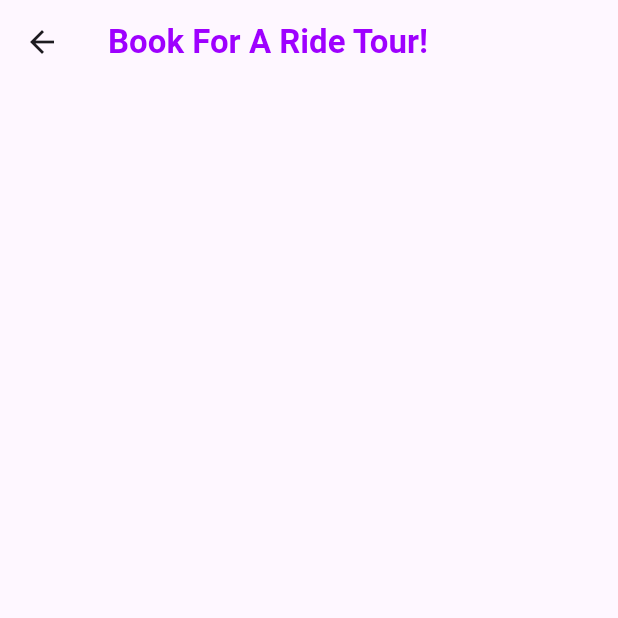
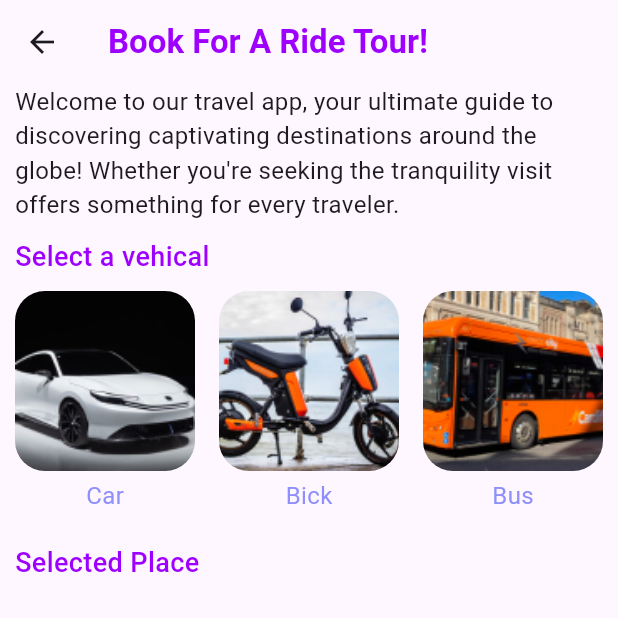
Before and after one commit to WmIsuru2001/Awesome-Places, a Flutter app: the BookRidePage screen opened directly, on a phone screen of 412 x 824 dp, the top half of it. Run offline on Flutter 3.47's test engine with Material 3 defaults, Android fonts, the phone set to English and light mode, and no system bars.

Commit message:
book ride update2

```diff
--- a/lib/pages/book_ride_page.dart
+++ b/lib/pages/book_ride_page.dart
@@ -1,4 +1,5 @@
 import 'package:awesome_places/utils/colors.dart';
+import 'package:awesome_places/widgets/reuserble/book_ride_page/vehical_card.dart';
 import 'package:flutter/material.dart';
 
 class BookRidePage extends StatelessWidget {
@@ -18,8 +19,60 @@ class BookRidePage extends StatelessWidget {
         ),
       ),
       body: const SingleChildScrollView(
-        child: Column(
-          children: [],
+        child: Padding(
+          padding: EdgeInsets.symmetric(horizontal: 10),
+          child: Column(
+            crossAxisAlignment: CrossAxisAlignment.start,
+            children: [
+              Text(
+                "Welcome to our travel app, your ultimate guide to discovering captivating destinations around the globe! Whether you're seeking the tranquility visit offers something for every traveler.",
+                style: TextStyle(
+                  fontSize: 16,
+                  fontWeight: FontWeight.w400,
+                ),
+              ),
+              SizedBox(
+                height: 10,
+              ),
+              Text(
+                "Select a vehical",
+                style: TextStyle(
+                    fontSize: 18,
+                    fontWeight: FontWeight.w500,
+                    color: mainColor),
+              ),
+              SizedBox(
+                height: 10,
+              ),
+              Row(
+                mainAxisAlignment: MainAxisAlignment.spaceBetween,
+                children: [
+                  VehicalCard(
+                    imageName: "assets/Mask group.png",
+                    vehicalName: "Car",
+                  ),
+                  VehicalCard(
+                    imageName: "assets/Mask group-1.png",
+                    vehicalName: "Bick",
+                  ),
+                  VehicalCard(
+                    imageName: "assets/Mask group-2.png",
+                    vehicalName: "Bus",
+                  ),
+                ],
+              ),
+              SizedBox(
+                height: 20,
+              ),
+              Text(
+                "Selected Place",
+                style: TextStyle(
+                    fontSize: 18,
+                    fontWeight: FontWeight.w500,
+                    color: mainColor),
+              ),
+            ],
+          ),
         ),
       ),
     );
--- /dev/null
+++ b/lib/widgets/reuserble/book_ride_page/vehical_card.dart
@@ -0,0 +1,39 @@
+import 'package:awesome_places/utils/colors.dart';
+import 'package:flutter/material.dart';
+
+class VehicalCard extends StatelessWidget {
+  final String imageName;
+  final String vehicalName;
+  const VehicalCard({
+    super.key,
+    required this.imageName,
+    required this.vehicalName,
+  });
+
+  @override
+  Widget build(BuildContext context) {
+    return Column(
+      children: [
+        ClipRRect(
+          borderRadius: BorderRadius.circular(20),
+          child: Image.asset(
+            imageName,
+            width: 120,
+            fit: BoxFit.cover,
+          ),
+        ),
+        const SizedBox(
+          height: 5,
+        ),
+        Text(
+          vehicalName,
+          style: const TextStyle(
+            fontSize: 16,
+            fontWeight: FontWeight.w400,
+            color: firstCategoryColor,
+          ),
+        ),
+      ],
+    );
+  }
+}
```
